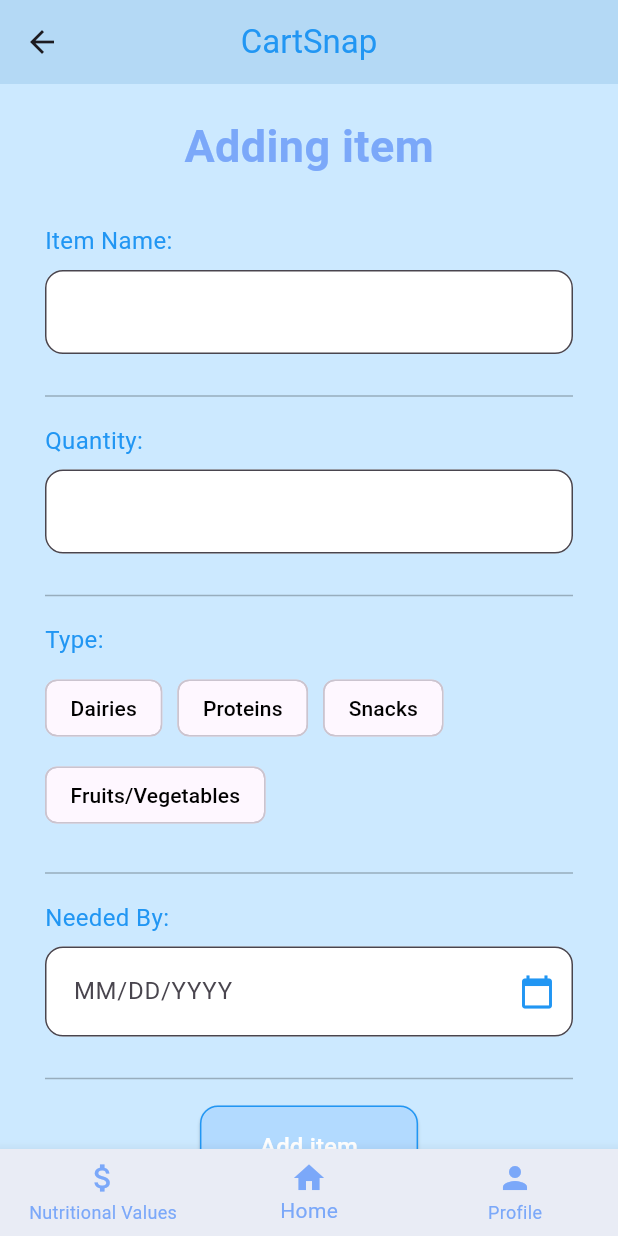
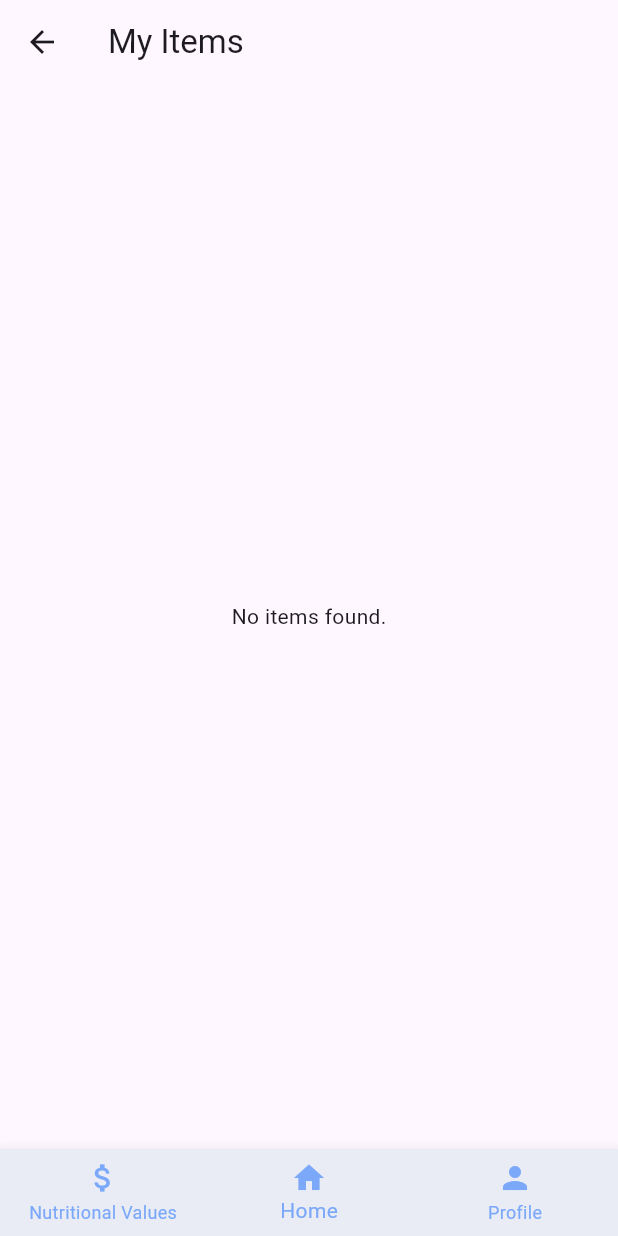
Before and after one commit to Shehryyy/AppDev2Project, a Flutter app: the AddItemPage screen opened directly, item 2 of the bottom bar chosen, on a phone screen of 412 x 824 dp. Run offline on Flutter 3.47's test engine with Material 3 defaults, Android fonts, the phone set to English and light mode, and no system bars; our stand-ins replace sqflite; accounts and stored records are empty.

Commit message:
good progress

```diff
--- /dev/null
+++ b/appdevproject/lib/MainPage.dart
@@ -0,0 +1,106 @@
+import 'package:appdevproject/api_nutrition.dart';
+import 'package:flutter/material.dart';
+import 'package:path/path.dart';
+import 'package:sqflite/sqflite.dart';
+
+import 'JsonModels/items.dart';
+import 'ProfilePage.dart';
+
+
+class MainPageProject extends StatefulWidget {
+  final int userId;
+  const MainPageProject({super.key, required this.userId});
+
+  @override
+  State<MainPageProject> createState() => _MainPageProjectState();
+}
+
+class _MainPageProjectState extends State<MainPageProject> {
+  List<Items> items =[];
+  int _currentIndex = 1;
+
+  @override
+  void initState() {
+    super.initState();
+    _loadItems();
+  }
+
+  Future<void> _loadItems() async {
+    final db = await openDatabase(
+      join(await getDatabasesPath(), 'items.db'),
+    );
+
+    final List<Map<String, dynamic>> maps = await db.query(
+      'items' ,
+      where: 'userId = ?',
+      whereArgs: [widget.userId],
+    );
+
+    setState(() {
+      items = maps.map((map) => Items.fromMap(map)).toList();
+    });
+
+  }
+  @override
+  Widget build(BuildContext context) {
+    return Scaffold(
+      appBar: AppBar(
+        title: Text('My Items'),
+      ),
+      body: items.isEmpty
+      ? const Center(child: Text("No items found."))
+          : ListView.builder(
+          itemCount: items.length,
+          itemBuilder: (context, index) {
+            final item = items[index];
+            return Card (
+              margin: const EdgeInsets.all(10),
+              child: ListTile(
+                title: Text(item.itemName),
+                subtitle: Text("Qty: ${item.quantity} | Type: ${item.type}"),
+                trailing: Text(
+                  "By ${item.neededBy.split("T")[0]}",
+                  style: const TextStyle(color: Colors.grey),
+              ),
+              ),
+            );
+          }),
+      bottomNavigationBar: BottomNavigationBar(
+      currentIndex: _currentIndex,
+      selectedItemColor: const Color(0xFF7BA8F9),
+      unselectedItemColor: const Color(0xFF7BA8F9),
+      backgroundColor: const Color(0xFFE9ECF5),
+      onTap: (index) {
+        setState(() {
+          _currentIndex = index;
+        });
+        switch (index) {
+          case 0 :
+            Navigator.push(
+              context,
+              MaterialPageRoute(builder: (context) =>  NutritionPage()),
+            );
+            break;
+          case 1:
+            Navigator.push(
+              context,
+              MaterialPageRoute(builder: (context) =>  MainPageProject(userId: widget.userId,)),
+            );
+            break;
+          case 2:
+            Navigator.push(
+              context,
+              MaterialPageRoute(builder: (context) =>  UserProfilePage()),
+            );
+            break;
+        }
+      },
+      items: const [
+        BottomNavigationBarItem(icon: Icon(Icons.attach_money), label: 'Nutritional Values'),
+        BottomNavigationBarItem(icon: Icon(Icons.home), label: 'Home'),
+        BottomNavigationBarItem(icon: Icon(Icons.person), label: 'Profile',),
+      ],
+    ),
+    );
+  }
+}
--- a/appdevproject/lib/api_nutrition.dart
+++ b/appdevproject/lib/api_nutrition.dart
@@ -138,7 +138,7 @@ class _NutritionPageState extends State<NutritionPage> {
                     itemCount: _items.length,
                     gridDelegate: const SliverGridDelegateWithFixedCrossAxisCount(
                       crossAxisCount: 2,
-                      childAspectRatio: 0.95,
+                      childAspectRatio: 0.92,
                       crossAxisSpacing: 10,
                       mainAxisSpacing: 10,
                     ),
--- a/appdevproject/pubspec.yaml
+++ b/appdevproject/pubspec.yaml
@@ -34,6 +34,7 @@ dependencies:
   sqflite: any
   path_provider: ^2.0.11
   crypto: ^3.0.3
+  http: any
 
 
   # The following adds the Cupertino Icons font to your application.
```
Also changed, not shown: appdevproject/lib/HomePage.dart (+8 -1 lines), appdevproject/pubspec.lock.
